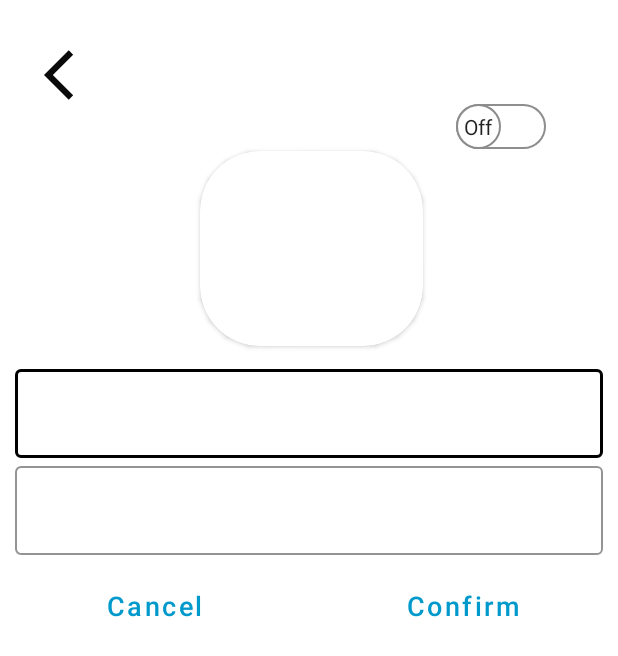
After one commit to KhairulEidlan/NgopiCafe, an Android app: the EditAdminMenu screen opened directly, with no data from a screen before it, on a phone screen of 412 x 824 dp. The commit adds this screen. Shown: the top 656 px of the screen. Run offline under Robolectric (Android 15) with nearby library versions, the phone set to English and light mode, and no system bars; our stand-ins replace Firebase (no records; nobody signed in at launch, a user with empty details on screens opened directly), Picasso; pictures from the network do not load.

Commit message:
admin update item

```diff
--- a/app/src/main/AndroidManifest.xml
+++ b/app/src/main/AndroidManifest.xml
@@ -12,6 +12,9 @@
         android:roundIcon="@mipmap/ic_launcher_round"
         android:supportsRtl="true"
         android:theme="@style/Theme.NgopiCafe">
+        <activity
+            android:name=".EditAdminMenu"
+            android:exported="true" />
         <activity
             android:name=".AdminCategory"
             android:exported="true" />
--- /dev/null
+++ b/app/src/main/java/com/example/ngopi/EditAdminMenu.java
@@ -0,0 +1,171 @@
+package com.example.ngopi;
+
+import androidx.annotation.NonNull;
+import androidx.appcompat.app.AppCompatActivity;
+import androidx.appcompat.widget.SwitchCompat;
+import androidx.recyclerview.widget.LinearLayoutManager;
+
+import android.content.ContentResolver;
+import android.content.Intent;
+import android.net.Uri;
+import android.os.Bundle;
+import android.view.View;
+import android.webkit.MimeTypeMap;
+import android.widget.Button;
+import android.widget.EditText;
+import android.widget.ImageView;
+import android.widget.Toast;
+
+import com.example.ngopi.admin.AdminDashboardActivity;
+import com.example.ngopi.apps.rv.RvAdminMenuAdapter;
+import com.example.ngopi.apps.rv.RvMenuModel;
+import com.google.android.gms.tasks.OnCompleteListener;
+import com.google.android.gms.tasks.OnSuccessListener;
+import com.google.android.gms.tasks.Task;
+import com.google.firebase.firestore.DocumentReference;
+import com.google.firebase.firestore.FirebaseFirestore;
+import com.google.firebase.firestore.QueryDocumentSnapshot;
+import com.google.firebase.firestore.QuerySnapshot;
+import com.google.firebase.storage.FirebaseStorage;
+import com.google.firebase.storage.StorageReference;
+import com.google.firebase.storage.StorageTask;
+import com.google.firebase.storage.UploadTask;
+import com.squareup.picasso.Picasso;
+
+import java.util.ArrayList;
+
+public class EditAdminMenu extends AppCompatActivity {
+
+    private FirebaseFirestore db= FirebaseFirestore.getInstance();
+    private StorageReference storage;
+
+    String itemname,itemprice, itemimg,id,categoryid,menuid;
+    boolean check;
+    EditText item_title, item_price;
+    ImageView imgItem;
+    SwitchCompat activebtn;
+    Button btnCancel,btnConfirm;
+
+    private Uri mImageUri;
+    private StorageTask mUploadTask;
+
+    @Override
+    protected void onCreate(Bundle savedInstanceState) {
+        super.onCreate(savedInstanceState);
+        setContentView(R.layout.activity_edit_admin_menu);
+
+        id = getIntent().getStringExtra("id");
+        itemname = getIntent().getStringExtra("itemname");
+
+
+
+        storage = FirebaseStorage.getInstance().getReference(id +"/");
+
+        item_title = findViewById(R.id.item_title);
+        item_price = findViewById(R.id.item_price);
+        imgItem = findViewById(R.id.imgItem);
+
+        activebtn = findViewById(R.id.activebtn);
+        btnCancel = findViewById(R.id.btnCancel);
+        btnConfirm = findViewById(R.id.btnConfirm);
+
+        imgItem.setOnClickListener(new View.OnClickListener() {
+            @Override
+            public void onClick(View v) {
+                openFileChooser();
+            }
+        });
+        display();
+    }
+    private void openFileChooser(){
+        Intent photoPickerIntent = new Intent();
+        photoPickerIntent.setType("image/*");
+        photoPickerIntent.setAction(Intent.ACTION_GET_CONTENT);
+        startActivityForResult(photoPickerIntent, 1);
+    }
+    @Override
+    public void onActivityResult(int requestCode, int resultCode, Intent data) {
+        super.onActivityResult(requestCode, resultCode, data);
+
+        if (requestCode == 1 && resultCode == RESULT_OK
+                && data != null && data.getData() != null) {
+            mImageUri = data.getData();
+
+            Picasso.get().load(mImageUri).into(imgItem);
+        }
+    }
+
+    public void display(){
+        db.collection("Category")
+                .whereEqualTo("name",id)
+                .get()
+                .addOnCompleteListener(taskCategory -> {
+                    if (taskCategory.isSuccessful()){
+                        for (QueryDocumentSnapshot documentCategory : taskCategory.getResult()){
+                            categoryid = documentCategory.getId();
+                            documentCategory.getReference().collection("Menu")
+                                    .whereEqualTo("menu_name",itemname)
+                                    .get()
+                                    .addOnCompleteListener(taskMenu -> {
+                                        if (taskMenu.isSuccessful()){
+                                            for (QueryDocumentSnapshot documentMenu : taskMenu.getResult()){
+                                                menuid = documentMenu.getId();
+                                                item_title.setText(documentMenu.getData().get("menu_name").toString());
+                                                item_price.setText(documentMenu.getData().get("menu_price").toString());
+                                                String link = documentMenu.getData().get("menu_pic").toString();
+                                                Picasso.get().load(link).into(imgItem);
+                                                if (documentMenu.getBoolean("is_active")==true){
+                                                    activebtn.setChecked(true);
+                                                }else{
+                                                    activebtn.setChecked(false);
+                                                }
+                                            }
+                                        }
+                                    });
+                        }
+                    }
+                });
+    }
+
+    public void confirm(View view){
+        if (activebtn.isChecked()){
+            check = true;
+        }else {
+            check = false;
+        }
+        if (mImageUri != null) {
+            StorageReference fileReference = storage.child(itemname + ".jpg");
+
+            mUploadTask = fileReference.putFile(mImageUri)
+                    .addOnSuccessListener(new OnSuccessListener<UploadTask.TaskSnapshot>() {
+                        @Override
+                        public void onSuccess(UploadTask.TaskSnapshot taskSnapshot) {
+                            taskSnapshot.getStorage().getDownloadUrl().addOnCompleteListener(new OnCompleteListener<Uri>() {
+                                @Override
+                                public void onComplete(@NonNull Task<Uri> task) {
+                                    DocumentReference documentReference = db.collection("Category").document(categoryid).collection("Menu").document(menuid);
+                                    documentReference
+                                            .update(
+                                                    "is_active",check,
+                                                    "menu_name",item_title.getText().toString(),
+                                                    "menu_price",item_price.getText().toString(),
+                                                    "menu_pic",task.getResult().toString()
+                                            );
+                                }
+                            });
+                        }
+                    });
+            Toast.makeText(EditAdminMenu.this,"Update Successful!" , Toast.LENGTH_SHORT).show();
+
+        } else {
+            Toast.makeText(EditAdminMenu.this,"Update UnSuccessful!" , Toast.LENGTH_SHORT).show();
+        }
+
+    }
+
+    public void back(View view){
+        Intent intent = new Intent(EditAdminMenu.this, AdminCategory.class);
+        startActivity(intent);
+
+    }
+}
--- a/app/src/main/java/com/example/ngopi/apps/fragment/Profile.java
+++ b/app/src/main/java/com/example/ngopi/apps/fragment/Profile.java
@@ -93,6 +93,7 @@ public class Profile extends Fragment {
         email_pro.setEnabled(false);
         phonenum_pro.setEnabled(false);
         password_pro.setEnabled(false);
+
         profilepage();
 
         profile_pic.setOnClickListener(new View.OnClickListener() {
--- /dev/null
+++ b/app/src/main/res/layout/activity_edit_admin_menu.xml
@@ -0,0 +1,142 @@
+<?xml version="1.0" encoding="utf-8"?>
+<RelativeLayout xmlns:android="http://schemas.android.com/apk/res/android"
+    xmlns:app="http://schemas.android.com/apk/res-auto"
+    xmlns:tools="http://schemas.android.com/tools"
+    android:layout_width="match_parent"
+    android:layout_height="match_parent"
+    android:background="@color/white"
+    tools:context=".EditAdminMenu">
+
+    <ImageView
+        android:id="@+id/imageView"
+        android:layout_width="40dp"
+        android:layout_height="40dp"
+        android:layout_alignParentStart="true"
+        android:layout_alignParentTop="true"
+        android:layout_marginStart="29dp"
+        android:layout_marginTop="30dp"
+        android:background="@drawable/ic_back"
+        android:onClick="back"
+        app:layout_constraintStart_toStartOf="parent"
+        tools:layout_editor_absoluteY="0dp" />
+
+    <androidx.cardview.widget.CardView
+        android:id="@+id/cardViewImage"
+        android:layout_width="130dp"
+        android:layout_height="130dp"
+        android:layout_below="@+id/activebtn"
+        android:layout_alignParentStart="true"
+        android:layout_alignParentEnd="true"
+        android:layout_marginStart="133dp"
+        android:layout_marginTop="1dp"
+        android:layout_marginEnd="130dp"
+        android:elevation="15dp"
+        app:cardCornerRadius="40dp">
+
+        <ImageView
+            android:id="@+id/imgItem"
+            android:layout_width="match_parent"
+            android:layout_height="match_parent"
+            android:scaleType="fitXY" />
+
+
+    </androidx.cardview.widget.CardView>
+
+    <androidx.appcompat.widget.SwitchCompat
+        android:id="@+id/activebtn"
+        android:layout_width="wrap_content"
+        android:layout_height="0dp"
+        android:layout_alignParentTop="true"
+        android:layout_alignParentEnd="true"
+        android:layout_marginTop="69dp"
+        android:layout_marginEnd="48dp"
+        android:textOff="Off"
+        android:textOn="On"
+        android:thumb="@drawable/thumb"
+        app:showText="true"
+        app:track="@drawable/track" />
+
+    <LinearLayout
+        android:id="@+id/llItemMenu"
+        android:layout_width="match_parent"
+        android:layout_height="wrap_content"
+        android:layout_marginTop="10dp"
+        android:layout_below="@+id/cardViewImage"
+        android:orientation="vertical">
+
+        <com.google.android.material.textfield.TextInputLayout
+            style="@style/Widget.MaterialComponents.TextInputLayout.OutlinedBox"
+            android:layout_width="match_parent"
+            android:layout_height="wrap_content"
+            android:layout_marginLeft="10dp"
+            android:layout_marginRight="10dp"
+            app:boxBackgroundColor="@color/white"
+            app:boxStrokeColor="@color/black"
+            app:layout_constraintTop_toBottomOf="@+id/textInputLayout">
+
+            <EditText
+                android:id="@+id/item_title"
+                android:layout_width="match_parent"
+                android:layout_height="wrap_content"
+                android:inputType="text"
+                android:textColor="@color/black"
+                android:textSize="18sp" />
+        </com.google.android.material.textfield.TextInputLayout>
+
+        <com.google.android.material.textfield.TextInputLayout
+            style="@style/Widget.MaterialComponents.TextInputLayout.OutlinedBox"
+            android:layout_width="match_parent"
+            android:layout_height="wrap_content"
+            android:layout_marginLeft="10dp"
+            android:layout_marginRight="10dp"
+            app:boxBackgroundColor="@color/white"
+            app:boxStrokeColor="@color/black"
+            app:layout_constraintTop_toBottomOf="@+id/textInputLayout">
+
+            <EditText
+                android:id="@+id/item_price"
+                android:layout_width="match_parent"
+                android:layout_height="wrap_content"
+                android:inputType="number"
+                android:textColor="@color/black"
+                android:textSize="18sp" />
+        </com.google.android.material.textfield.TextInputLayout>
+
+    </LinearLayout>
+    <LinearLayout
+        android:layout_width="fill_parent"
+        android:layout_height="wrap_content"
+        android:orientation="horizontal"
+        android:layout_below="@id/llItemMenu"
+        android:layout_marginTop="10dp"
+        android:weightSum="2">
+
+        <Button
+            android:id="@+id/btnCancel"
+            android:layout_width="0dp"
+            android:layout_height="wrap_content"
+            android:layout_weight="1"
+            android:background="@android:color/transparent"
+            android:text="Cancel"
+            android:textAlignment="center"
+            android:textAllCaps="false"
+            android:textColor="@android:color/holo_blue_dark"
+            android:textSize="18sp" />
+
+        <Button
+            android:id="@+id/btnConfirm"
+            android:layout_width="0dp"
+            android:layout_height="wrap_content"
+            android:layout_weight="1"
+            android:layout_toEndOf="@+id/btnCancel"
+            android:background="@android:color/transparent"
+            android:text="Confirm"
+            android:onClick="confirm"
+            android:textAlignment="center"
+            android:textAllCaps="false"
+            android:textColor="@android:color/holo_blue_dark"
+            android:textSize="18sp"/>
+
+    </LinearLayout>
+
+</RelativeLayout>
```
Also changed, not shown: app/src/main/java/com/example/ngopi/AdminCategory.java (+7 -3 lines), app/src/main/java/com/example/ngopi/apps/rv/RvAdminMenuAdapter.java (+13 -81 lines), app/src/main/res/layout/dialog_admin_menu.xml (+3 -4 lines).
